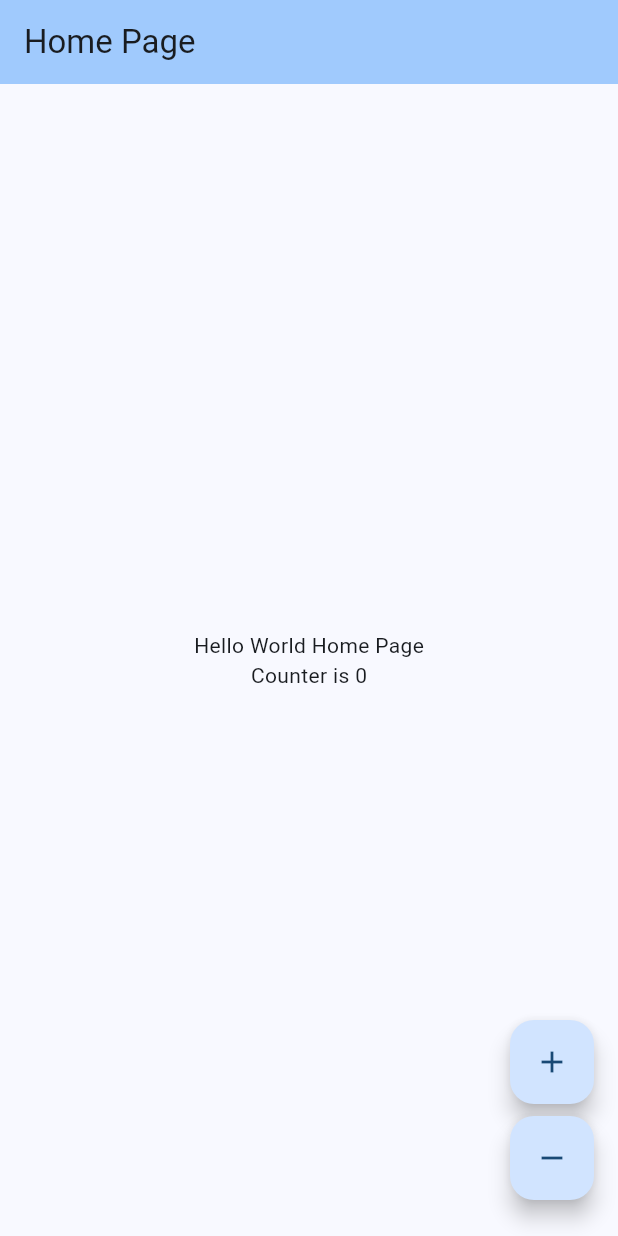
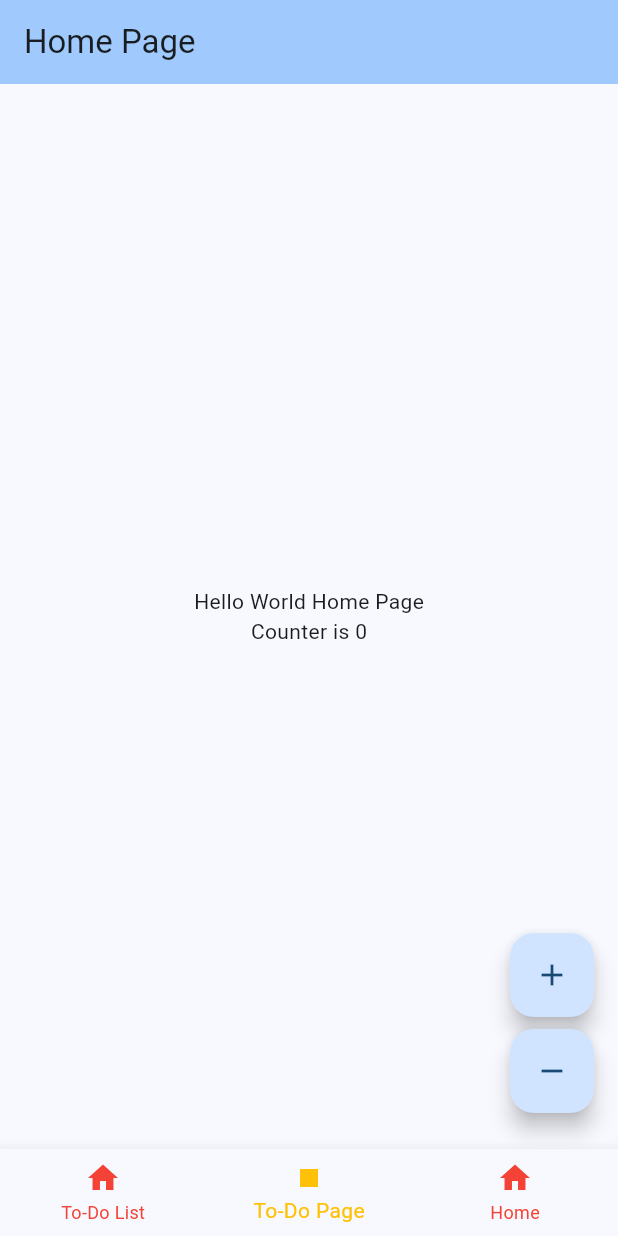
Before and after one commit to MichaelHiszpanski/bloc_tutorial, a Flutter app: the screen it shows after launch, on a phone screen of 412 x 824 dp. Run offline on Flutter 3.47's test engine with Material 3 defaults, Android fonts, the phone set to English and light mode, and no system bars; our stand-ins replace flutter_bloc.

Commit message:
to do app-page exercise, routing and BottomBar

```diff
--- a/lib/home_page.dart
+++ b/lib/home_page.dart
@@ -1,5 +1,6 @@
 import 'package:bloc_tutorial/bloc/counter_bloc.dart';
 import 'package:bloc_tutorial/cubit/counter_cubit.dart';
+import 'package:bloc_tutorial/utils/bottom_bar.dart';
 import 'package:flutter/material.dart';
 import 'package:flutter/widgets.dart';
 import 'package:flutter_bloc/flutter_bloc.dart';
@@ -59,6 +60,7 @@ class _HomePageState extends State<HomePage> {
         //   child: const Icon(Icons.remove),
         // ),
       ]),
+      bottomNavigationBar: BottomBar(title: "Bottom Bar", indexValue: 1),
     );
   }
 }
--- a/lib/main.dart
+++ b/lib/main.dart
@@ -1,6 +1,8 @@
 import 'package:bloc_tutorial/bloc/counter_bloc.dart';
 import 'package:bloc_tutorial/cubit/counter_cubit.dart';
 import 'package:bloc_tutorial/home_page.dart';
+import 'package:bloc_tutorial/to_do_list_app/add_todo_page.dart';
+import 'package:bloc_tutorial/to_do_list_app/todo_list.dart';
 import 'package:flutter/material.dart';
 import 'package:flutter_bloc/flutter_bloc.dart';
 
@@ -19,10 +21,16 @@ class MainApp extends StatelessWidget {
           BlocProvider(create: (_) => CounterBloc())
         ],
         child: MaterialApp(
-            title: "Block Tutorial",
-            theme: ThemeData(
-                colorScheme: ColorScheme.fromSeed(seedColor: Colors.blue),
-                useMaterial3: true),
-            home: const HomePage(title: "Home Page")));
+          title: "Block Tutorial",
+          theme: ThemeData(
+              colorScheme: ColorScheme.fromSeed(seedColor: Colors.blue),
+              useMaterial3: true),
+          home: const HomePage(title: "Home Page"),
+          routes: {
+            '/to_do_list_app/todo_list': (_) => const TodoList(),
+            '/to_do_list_app/add_todo_page': (_) => const AddTodoPage(),
+            '/home_page': (_) => const HomePage(title: "Home Page")
+          },
+        ));
   }
 }
--- /dev/null
+++ b/lib/utils/bottom_bar.dart
@@ -0,0 +1,59 @@
+import 'package:flutter/material.dart';
+
+class BottomBar extends StatefulWidget {
+  const BottomBar({super.key, required this.title, required this.indexValue});
+
+  final String title;
+  final int indexValue;
+
+  @override
+  State<BottomBar> createState() => _BottomBarState();
+}
+
+class _BottomBarState extends State<BottomBar> {
+  @override
+  Widget build(BuildContext context) {
+    return BottomNavigationBar(
+      items: const <BottomNavigationBarItem>[
+        BottomNavigationBarItem(
+          icon: Icon(Icons.home),
+          label: 'To-Do List',
+        ),
+        BottomNavigationBarItem(
+          icon: Icon(Icons.stop),
+          label: "To-Do Page",
+        ),
+        BottomNavigationBarItem(
+          icon: Icon(Icons.home),
+          label: 'Home',
+        ),
+      ],
+      currentIndex: widget.indexValue,
+      selectedItemColor: Colors.amber,
+      unselectedItemColor: Colors.red,
+      onTap: (index) {
+        switch (index) {
+          case 0:
+            Navigator.pushNamed(
+              context,
+              '/to_do_list_app/todo_list',
+            );
+            break;
+
+          case 1:
+            Navigator.pushNamed(
+              context,
+              '/to_do_list_app/add_todo_page',
+            );
+            break;
+          case 2:
+            Navigator.pushNamed(
+              context,
+              '/home_page',
+            );
+            break;
+        }
+      },
+    );
+  }
+}
```
Also changed, not shown: lib/to_do_list_app/add_todo_page.dart (added, +36 -0 lines), lib/to_do_list_app/todo_list.dart (added, +22 -0 lines).
